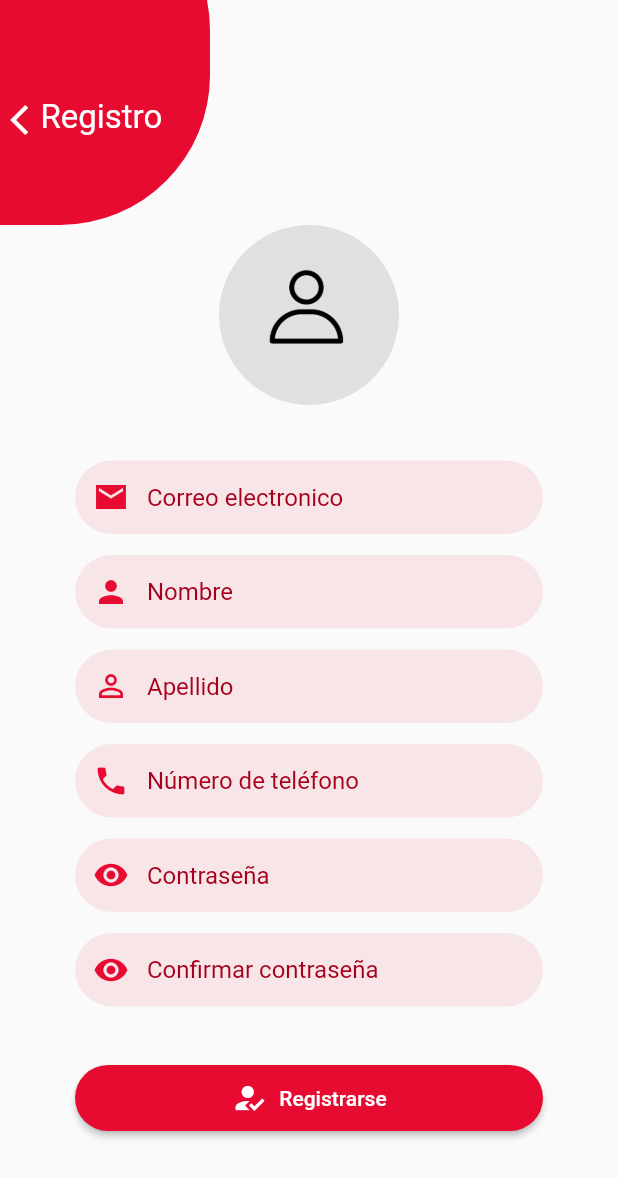
After one commit to dmarmijosa/la_bella_italia, a Flutter app: the screen it shows after launch, after a tap on "Registrate", on a phone screen of 412 x 824 dp. The commit adds this screen. Shown: the top 1178 px of the screen. Run offline on Flutter 3.47's test engine with Material 2 defaults, Android fonts, the phone set to English and light mode, and no system bars; our stand-ins replace lottie, shared_preferences; network calls fail.

Commit message:
Login page

```diff
--- a/lib/main.dart
+++ b/lib/main.dart
@@ -1,5 +1,7 @@
 import 'package:flutter/material.dart';
-import 'package:la_bella_italia/src/login/login_page.dart';
+import 'package:la_bella_italia/src/pages/cliente/productos/lista/cliente_producto_lista_page.dart';
+import 'package:la_bella_italia/src/pages/login/login_page.dart';
+import 'package:la_bella_italia/src/pages/registro/registro_page.dart';
 import 'package:la_bella_italia/src/utils/my_colors.dart';
 
 void main() => runApp(MyApp());
@@ -11,8 +13,15 @@ class MyApp extends StatelessWidget {
       title: 'La Bella Italia',
       debugShowCheckedModeBanner: false,
       initialRoute: 'login',
-      routes: {'login': (BuildContext context) => LoginPage()},
-      theme: ThemeData(primaryColor: MyColors.primaryColor),
+      routes: {
+        'login': (BuildContext context) => LoginPage(),
+        'registro': (BuildContext context) => Registro(),
+        'cliente/productos/lista': (BuildContext context) =>
+            ClienteProductoListaPage()
+      },
+      theme: ThemeData(
+        primaryColor: MyColors.primaryColor,
+      ),
     );
   }
 }
--- /dev/null
+++ b/lib/src/api/enviroments.dart
@@ -0,0 +1,3 @@
+class Enviroments {
+  static const String API_DELIVERY = "192.168.1.150:3000";
+}
--- /dev/null
+++ b/lib/src/api/response_api.dart
@@ -0,0 +1,38 @@
+import 'dart:convert';
+
+ResponseApi responseApiFromJson(String str) =>
+    ResponseApi.fromJson(json.decode(str));
+
+String responseApiToJson(ResponseApi data) => json.encode(data.toJson());
+
+class ResponseApi {
+  String message;
+  String error;
+  bool success;
+  dynamic data;
+
+  ResponseApi({
+    this.message,
+    this.error,
+    this.success,
+  });
+
+  ResponseApi.fromJson(Map<String, dynamic> json) {
+    message = json["message"];
+    error = json["error"];
+    success = json["success"];
+
+    try {
+      data = json['data'];
+    } catch (e) {
+      print('Exception data $e');
+    }
+  }
+
+  Map<String, dynamic> toJson() => {
+        "message": message,
+        "error": error,
+        "success": success,
+        "data": data,
+      };
+}
--- /dev/null
+++ b/lib/src/models/user.dart
@@ -0,0 +1,55 @@
+// To parse this JSON data, do
+//
+//     final user = userFromJson(jsonString);
+
+import 'dart:convert';
+
+List<User> userFromJson(String str) =>
+    List<User>.from(json.decode(str).map((x) => User.fromJson(x)));
+
+String userToJson(List<User> data) =>
+    json.encode(List<dynamic>.from(data.map((x) => x.toJson())));
+
+class User {
+  String id;
+  String email;
+  String name;
+  String lastname;
+  String phone;
+  String imagen;
+  String password;
+  String sessionToken;
+
+  User({
+    this.id,
+    this.email,
+    this.name,
+    this.lastname,
+    this.phone,
+    this.imagen,
+    this.password,
+    this.sessionToken,
+  });
+
+  factory User.fromJson(Map<String, dynamic> json) => User(
+        id: json["id"] is int ? json['id'].toString() : json["id"],
+        email: json["email"],
+        name: json["name"],
+        lastname: json["lastname"],
+        phone: json["phone"],
+        imagen: json["imagen"],
+        password: json["password"],
+        sessionToken: json["session_token"],
+      );
+
+  Map<String, dynamic> toJson() => {
+        "id": id,
+        "email": email,
+        "name": name,
+        "lastname": lastname,
+        "phone": phone,
+        "imagen": imagen,
+        "password": password,
+        "session_token": sessionToken,
+      };
+}
--- /dev/null
+++ b/lib/src/pages/login/login_controller.dart
@@ -0,0 +1,51 @@
+import 'package:flutter/material.dart';
+import 'package:la_bella_italia/src/api/response_api.dart';
+import 'package:la_bella_italia/src/models/user.dart';
+import 'package:la_bella_italia/src/providers/user_provider.dart';
+import 'package:la_bella_italia/src/utils/my_snackbar.dart';
+import 'package:la_bella_italia/src/utils/shared_pref.dart';
+
+class LoginController {
+  BuildContext context;
+
+  UserProvider userProvider = new UserProvider();
+
+  TextEditingController correoController = new TextEditingController();
+  TextEditingController passController = new TextEditingController();
+
+  SharedPref _sharedPref = new SharedPref();
+
+  Future init(BuildContext context) async {
+    this.context = context;
+    await userProvider.init(context);
+  }
+
+  void irA() {
+    Navigator.pushNamed(context, 'registro');
+  }
+
+  void login() async {
+    String correo = correoController.text.trim();
+    String password = passController.text.trim();
+
+    ResponseApi responseApi = await userProvider.login(correo, password);
+    if (responseApi.success) {
+      User user = User.fromJson(responseApi.data);
+      print(user);
+      //User user = User.fromJson(responseApi.data);
+      /*
+      _sharedPref.save('user', user.toJson());
+      Navigator.pushNamedAndRemoveUntil(
+          context, 'cliente/productos/lista', (route) => false);*/
+    } else {
+      MyScnackbar.show(context, responseApi.message);
+    }
+
+    MyScnackbar.show(context, responseApi.message);
+    if (correo.isEmpty || password.isEmpty) {
+      MyScnackbar.show(context, "Correo y contraseña son requeridos.");
+    }
+
+    //print("Respuesta api rest ${responseApi.toJson()}");
+  }
+}
--- a/lib/src/login/login_page.dart
+++ b/lib/src/pages/login/login_page.dart
@@ -1,4 +1,6 @@
 import 'package:flutter/material.dart';
+import 'package:flutter/scheduler.dart';
+import 'package:la_bella_italia/src/pages/login/login_controller.dart';
 import 'package:la_bella_italia/src/utils/my_colors.dart';
 import 'package:lottie/lottie.dart';
 
@@ -10,6 +12,16 @@ class LoginPage extends StatefulWidget {
 }
 
 class _LoginPageState extends State<LoginPage> {
+  LoginController _login = new LoginController();
+  @override
+  void initState() {
+    super.initState();
+
+    SchedulerBinding.instance.addPostFrameCallback((timeStamp) {
+      _login.init(context);
+    });
+  }
+
   // ignore: non_constant_identifier_names
   bool is_press = true;
   @override
@@ -52,6 +64,7 @@ class _LoginPageState extends State<LoginPage> {
         borderRadius: BorderRadius.circular(30),
       ),
       child: TextField(
+        controller: _login.correoController,
         keyboardType: TextInputType.emailAddress,
         decoration: InputDecoration(
           hintText: 'Correo electronico',
@@ -75,6 +88,7 @@ class _LoginPageState extends State<LoginPage> {
         borderRadius: BorderRadius.circular(30),
       ),
       child: TextField(
+        controller: _login.passController,
         obscureText: this.is_press,
         decoration: InputDecoration(
           hintText: 'Contraseña',
@@ -99,7 +113,7 @@ class _LoginPageState extends State<LoginPage> {
       margin: EdgeInsets.symmetric(horizontal: 50, vertical: 30),
       child: ElevatedButton.icon(
         icon: Icon(Icons.restaurant),
-        onPressed: () => {},
+        onPressed: _login.login,
         label: Text('Ingresar'),
         style: ElevatedButton.styleFrom(
             primary: MyColors.primaryColor,
@@ -122,10 +136,15 @@ class _LoginPageState extends State<LoginPage> {
         SizedBox(
           width: 7,
         ),
-        Text(
-          'Registrate',
-          style: TextStyle(
-              fontWeight: FontWeight.bold, color: MyColors.primaryColor),
+        GestureDetector(
+          onTap: () {
+            _login.irA();
+          },
+          child: Text(
+            'Registrate',
+            style: TextStyle(
+                fontWeight: FontWeight.bold, color: MyColors.primaryColor),
+          ),
         )
       ],
     );
--- /dev/null
+++ b/lib/src/pages/registro/registro_controller.dart
@@ -0,0 +1,67 @@
+import 'package:flutter/material.dart';
+import 'package:la_bella_italia/src/api/response_api.dart';
+import 'package:la_bella_italia/src/models/user.dart';
+import 'package:la_bella_italia/src/providers/user_provider.dart';
+import 'package:la_bella_italia/src/utils/my_snackbar.dart';
+
+class RegistroController {
+  BuildContext context;
+
+  TextEditingController correoController = new TextEditingController();
+  TextEditingController nombreController = new TextEditingController();
+  TextEditingController apellidoController = new TextEditingController();
+  TextEditingController telefonoController = new TextEditingController();
+  TextEditingController passController = new TextEditingController();
+  TextEditingController confirPassController = new TextEditingController();
+
+  UserProvider userProvider = new UserProvider();
+
+  Future init(BuildContext context) async {
+    this.context = context;
+    userProvider.init(context);
+  }
+
+  Future<void> registro() async {
+    String correo = correoController.text;
+    String nombre = nombreController.text;
+    String apellido = apellidoController.text;
+    String telefono = telefonoController.text;
+    String pass = passController.text;
+    String confirPass = confirPassController.text;
+    if (correo.isEmpty ||
+        nombre.isEmpty ||
+        apellido.isEmpty ||
+        telefono.isEmpty ||
+        pass.isEmpty ||
+        confirPass.isEmpty) {
+      MyScnackbar.show(context, 'Todos los campos son onligatorios.');
+      return;
+    }
+    if (confirPass != pass) {
+      MyScnackbar.show(context, "Las contraseñas deben ser iguales.");
+      return;
+    }
+    if (pass.length <= 6) {
+      MyScnackbar.show(context, "la contraseña debe tener 8 caracteres.");
+      return;
+    }
+    if (MyScnackbar.emailValid(correo)) {
+      MyScnackbar.show(context, "Correo no valido");
+      return;
+    }
+    User user = new User(
+      email: correo.trim().toLowerCase(),
+      name: nombre.trim().toUpperCase(),
+      lastname: apellido.trim().toUpperCase(),
+      phone: telefono,
+      password: pass.trim(),
+    );
+
+    ResponseApi responseApi = await userProvider.create(user);
+
+    MyScnackbar.show(context, responseApi.message);
+    print('respuesta ${responseApi.toJson()}');
+
+    print('$correo $nombre $apellido $telefono $pass $confirPass');
+  }
+}
--- /dev/null
+++ b/lib/src/pages/registro/registro_page.dart
@@ -0,0 +1,283 @@
+import 'package:flutter/cupertino.dart';
+import 'package:flutter/material.dart';
+import 'package:flutter/scheduler.dart';
+import 'package:la_bella_italia/src/pages/registro/registro_controller.dart';
+import 'package:la_bella_italia/src/utils/my_colors.dart';
+
+class Registro extends StatefulWidget {
+  Registro({key}) : super(key: key);
+
+  @override
+  _RegistroState createState() => _RegistroState();
+}
+
+class _RegistroState extends State<Registro> {
+  // ignore: non_constant_identifier_names
+  bool is_press = true;
+  RegistroController _registro = new RegistroController();
+
+  @override
+  void initState() {
+    super.initState();
+    SchedulerBinding.instance.addPostFrameCallback((timeStamp) {
+      _registro.init(context);
+    });
+  }
+
+  @override
+  Widget build(BuildContext context) {
+    return GestureDetector(
+      onTap: () => FocusScope.of(context).requestFocus(FocusNode()),
+      child: Scaffold(
+        body: Container(
+          width: double.infinity,
+          child: Stack(
+            children: [
+              Positioned(
+                top: -80,
+                left: -100,
+                child: _circle(),
+              ),
+              Positioned(
+                child: _txtRegistro(),
+                top: 65,
+                left: 27,
+              ),
+              Positioned(
+                child: _iconBack(),
+                top: 56,
+                left: -5,
+              ),
+              Container(
+                width: double.infinity,
+                margin: EdgeInsets.only(top: 150),
+                child: SingleChildScrollView(
+                  child: Column(
+                    children: [
+                      _imageUser(),
+                      SizedBox(
+                        height: 30,
+                      ),
+                      _edtCorreo(),
+                      _edtNombre(),
+                      _edtApellido(),
+                      _edtTelefono(),
+                      _edtPassword(),
+                      _edtConfirmPassword(),
+                      _btnRegistrar()
+                    ],
+                  ),
+                ),
+              )
+            ],
+          ),
+        ),
+      ),
+    );
+  }
+
+  Widget _imageUser() {
+    return CircleAvatar(
+      backgroundImage: AssetImage('assets/img/user_profile_2.png'),
+      radius: 60,
+      backgroundColor: Colors.grey[300],
+    );
+  }
+
+  Widget _edtCorreo() {
+    return Container(
+      margin: EdgeInsets.symmetric(horizontal: 50, vertical: 7),
+      decoration: BoxDecoration(
+        color: MyColors.primaryOpacityColor,
+        borderRadius: BorderRadius.circular(30),
+      ),
+      child: TextField(
+        controller: _registro.correoController,
+        keyboardType: TextInputType.emailAddress,
+        decoration: InputDecoration(
+          hintText: 'Correo electronico',
+          border: InputBorder.none,
+          contentPadding: EdgeInsets.all(15),
+          prefixIcon: Icon(
+            Icons.email_sharp,
+            color: MyColors.primaryColor,
+          ),
+          hintStyle: TextStyle(color: MyColors.primaryColorDark),
+        ),
+      ),
+    );
+  }
+
+  Widget _edtNombre() {
+    return Container(
+      margin: EdgeInsets.symmetric(horizontal: 50, vertical: 7),
+      decoration: BoxDecoration(
+        color: MyColors.primaryOpacityColor,
+        borderRadius: BorderRadius.circular(30),
+      ),
+      child: TextField(
+        controller: _registro.nombreController,
+        keyboardType: TextInputType.name,
+        decoration: InputDecoration(
+          hintText: 'Nombre',
+          border: InputBorder.none,
+          contentPadding: EdgeInsets.all(15),
+          prefixIcon: Icon(
+            Icons.person,
+            color: MyColors.primaryColor,
+          ),
+          hintStyle: TextStyle(color: MyColors.primaryColorDark),
+        ),
+      ),
+    );
+  }
+
+  Widget _edtApellido() {
+    return Container(
+      margin: EdgeInsets.symmetric(horizontal: 50, vertical: 7),
+      decoration: BoxDecoration(
+        color: MyColors.primaryOpacityColor,
+        borderRadius: BorderRadius.circular(30),
+      ),
+      child: TextField(
+        controller: _registro.apellidoController,
+        keyboardType: TextInputType.name,
+        decoration: InputDecoration(
+          hintText: 'Apellido',
+          border: InputBorder.none,
+          contentPadding: EdgeInsets.all(15),
+          prefixIcon: Icon(
+            Icons.person_outline,
+            color: MyColors.primaryColor,
+          ),
+          hintStyle: TextStyle(color: MyColors.primaryColorDark),
+        ),
+      ),
+    );
+  }
+
+  Widget _edtTelefono() {
+    return Container(
+      margin: EdgeInsets.symmetric(horizontal: 50, vertical: 7),
+      decoration: BoxDecoration(
+        color: MyColors.primaryOpacityColor,
+        borderRadius: BorderRadius.circular(30),
+      ),
+      child: TextField(
+        controller: _registro.telefonoController,
+        keyboardType: TextInputType.number,
+        decoration: InputDecoration(
+          hintText: 'Número de teléfono',
+          border: InputBorder.none,
+          contentPadding: EdgeInsets.all(15),
+          prefixIcon: Icon(
+            Icons.phone,
+            color: MyColors.primaryColor,
+          ),
+          hintStyle: TextStyle(color: MyColors.primaryColorDark),
+        ),
+      ),
+    );
+  }
+
+  Widget _edtPassword() {
+    return Container(
+      margin: EdgeInsets.symmetric(horizontal: 50, vertical: 7),
+      decoration: BoxDecoration(
+        color: MyColors.primaryOpacityColor,
+        borderRadius: BorderRadius.circular(30),
+      ),
+      child: TextField(
+        controller: _registro.passController,
+        obscureText: this.is_press,
+        decoration: InputDecoration(
+          hintText: 'Contraseña',
+          border: InputBorder.none,
+          contentPadding: EdgeInsets.all(15),
+          prefixIcon: IconButton(
+            color: MyColors.primaryColor,
+            onPressed: () {
+              setState(() => {this.is_press = !this.is_press});
+            },
+            icon: Icon(this.is_press ? Icons.visibility : Icons.visibility_off),
+          ),
+          hintStyle: TextStyle(color: MyColors.primaryColorDark),
+        ),
+      ),
+    );
+  }
+
+  Widget _edtConfirmPassword() {
+    return Container(
+      margin: EdgeInsets.symmetric(horizontal: 50, vertical: 7),
+      decoration: BoxDecoration(
+        color: MyColors.primaryOpacityColor,
+        borderRadius: BorderRadius.circular(30),
+      ),
+      child: TextField(
+        controller: _registro.confirPassController,
+        obscureText: this.is_press,
+        decoration: InputDecoration(
+          hintText: 'Confirmar contraseña',
+          border: InputBorder.none,
+          contentPadding: EdgeInsets.all(15),
+          prefixIcon: IconButton(
+            color: MyColors.primaryColor,
+            onPressed: () {
+              setState(() => {this.is_press = !this.is_press});
+            },
+            icon: Icon(this.is_press ? Icons.visibility : Icons.visibility_off),
+          ),
+          hintStyle: TextStyle(color: MyColors.primaryColorDark),
+        ),
+      ),
+    );
+  }
+
+  Widget _btnRegistrar() {
+    return Container(
+      width: double.infinity,
+      margin: EdgeInsets.symmetric(horizontal: 50, vertical: 30),
+      child: ElevatedButton.icon(
+        icon: Icon(Icons.how_to_reg),
+        onPressed: _registro.registro,
+        label: Text('Registrarse'),
+        style: ElevatedButton.styleFrom(
+            primary: MyColors.primaryColor,
+            shape: RoundedRectangleBorder(
+              borderRadius: BorderRadius.circular(22),
+            ),
+            padding: EdgeInsets.symmetric(vertical: 10)),
+      ),
+    );
+  }
+
+  Widget _circle() {
+    return Container(
+      width: 240,
+      height: 230,
+      decoration: BoxDecoration(
+          borderRadius: BorderRadius.circular(100),
+          color: MyColors.primaryColor),
+    );
+  }
+
+  Widget _iconBack() {
+    return IconButton(
+      icon: Icon(
+        Icons.arrow_back_ios,
+        color: Colors.white,
+      ),
+      onPressed: () {
+        Navigator.pop(context);
+      },
+    );
+  }
+
+  Widget _txtRegistro() {
+    return Text(
+      'Registro',
+      style: TextStyle(color: Colors.white, fontSize: 22),
+    );
+  }
+}
```
Also changed, not shown: lib/src/pages/cliente/productos/lista/cliente_producto_lista_page.dart (added, +20 -0 lines), lib/src/providers/user_provider.dart (added, +49 -0 lines), lib/src/utils/my_snackbar.dart (added, +27 -0 lines), lib/src/utils/shared_pref.dart (added, +36 -0 lines), pubspec.yaml (+6 -6 lines), assets/fonts/Air/!license.txt (renamed from assets/fonts/aramis/!license.txt), assets/fonts/Air/AirAmericana.ttf (added), assets/fonts/aramis/Aramis Italic.ttf (deleted), lib/src/pages/cliente/productos/lista/cliente_producto_lista_controller.dart (added), pubspec.lock, 4 other files.
